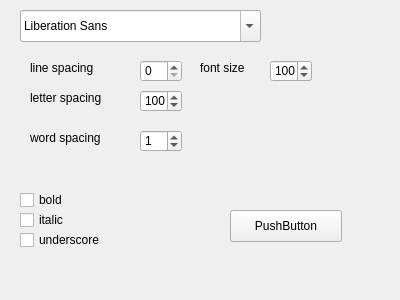
Before: the Qt Designer form fonttuner.ui in mutantcornholio/vj-misc, drawn with Qt 5.
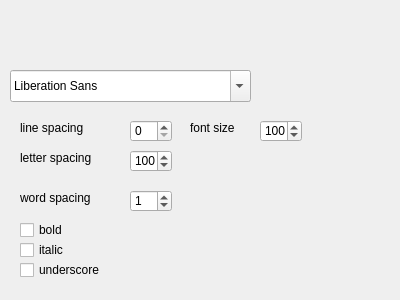
After: the same form once the commit is applied.

The edit to the form file:
```diff
--- a/fonttuner.ui
+++ b/fonttuner.ui
@@ -16,8 +16,8 @@
   <widget class="QFontComboBox" name="fontBox">
    <property name="geometry">
     <rect>
-     <x>20</x>
-     <y>10</y>
+     <x>10</x>
+     <y>70</y>
      <width>241</width>
      <height>32</height>
     </rect>
@@ -26,8 +26,8 @@
   <widget class="QSpinBox" name="letterSpacing">
    <property name="geometry">
     <rect>
-     <x>140</x>
-     <y>90</y>
+     <x>130</x>
+     <y>150</y>
      <width>42</width>
      <height>22</height>
     </rect>
@@ -45,8 +45,8 @@
   <widget class="QLabel" name="label_2">
    <property name="geometry">
     <rect>
-     <x>30</x>
-     <y>60</y>
+     <x>20</x>
+     <y>120</y>
      <width>91</width>
      <height>16</height>
     </rect>
@@ -58,18 +58,21 @@
   <widget class="QSpinBox" name="lineSpacing">
    <property name="geometry">
     <rect>
-     <x>140</x>
-     <y>60</y>
+     <x>130</x>
+     <y>120</y>
      <width>42</width>
      <height>22</height>
     </rect>
    </property>
+   <property name="maximum">
+    <number>500</number>
+   </property>
   </widget>
   <widget class="QLabel" name="label_3">
    <property name="geometry">
     <rect>
-     <x>30</x>
-     <y>90</y>
+     <x>20</x>
+     <y>150</y>
      <width>91</width>
      <height>16</height>
     </rect>
@@ -82,7 +85,7 @@
    <property name="geometry">
     <rect>
      <x>20</x>
-     <y>190</y>
+     <y>220</y>
      <width>86</width>
      <height>20</height>
     </rect>
@@ -95,7 +98,7 @@
    <property name="geometry">
     <rect>
      <x>20</x>
-     <y>210</y>
+     <y>240</y>
      <width>86</width>
      <height>20</height>
     </rect>
@@ -108,7 +111,7 @@
    <property name="geometry">
     <rect>
      <x>20</x>
-     <y>230</y>
+     <y>260</y>
      <width>101</width>
      <height>20</height>
     </rect>
@@ -120,8 +123,8 @@
   <widget class="QSpinBox" name="wordSpacing">
    <property name="geometry">
     <rect>
-     <x>140</x>
-     <y>130</y>
+     <x>130</x>
+     <y>190</y>
      <width>42</width>
      <height>22</height>
     </rect>
@@ -139,8 +142,8 @@
   <widget class="QLabel" name="label_4">
    <property name="geometry">
     <rect>
-     <x>30</x>
-     <y>130</y>
+     <x>20</x>
+     <y>190</y>
      <width>91</width>
      <height>16</height>
     </rect>
@@ -152,8 +155,8 @@
   <widget class="QSpinBox" name="fontSize">
    <property name="geometry">
     <rect>
-     <x>270</x>
-     <y>60</y>
+     <x>260</x>
+     <y>120</y>
      <width>42</width>
      <height>22</height>
     </rect>
@@ -168,8 +171,8 @@
   <widget class="QLabel" name="label_5">
    <property name="geometry">
     <rect>
-     <x>200</x>
-     <y>60</y>
+     <x>190</x>
+     <y>120</y>
      <width>61</width>
      <height>16</height>
     </rect>
@@ -178,22 +181,6 @@
     <string>font size</string>
    </property>
   </widget>
-  <widget class="QPushButton" name="pushButton">
-   <property name="geometry">
-    <rect>
-     <x>230</x>
-     <y>210</y>
-     <width>112</width>
-     <height>32</height>
-    </rect>
-   </property>
-   <property name="text">
-    <string>PushButton</string>
-   </property>
-   <property name="checkable">
-    <bool>true</bool>
-   </property>
-  </widget>
  </widget>
  <resources/>
  <connections/>
```
